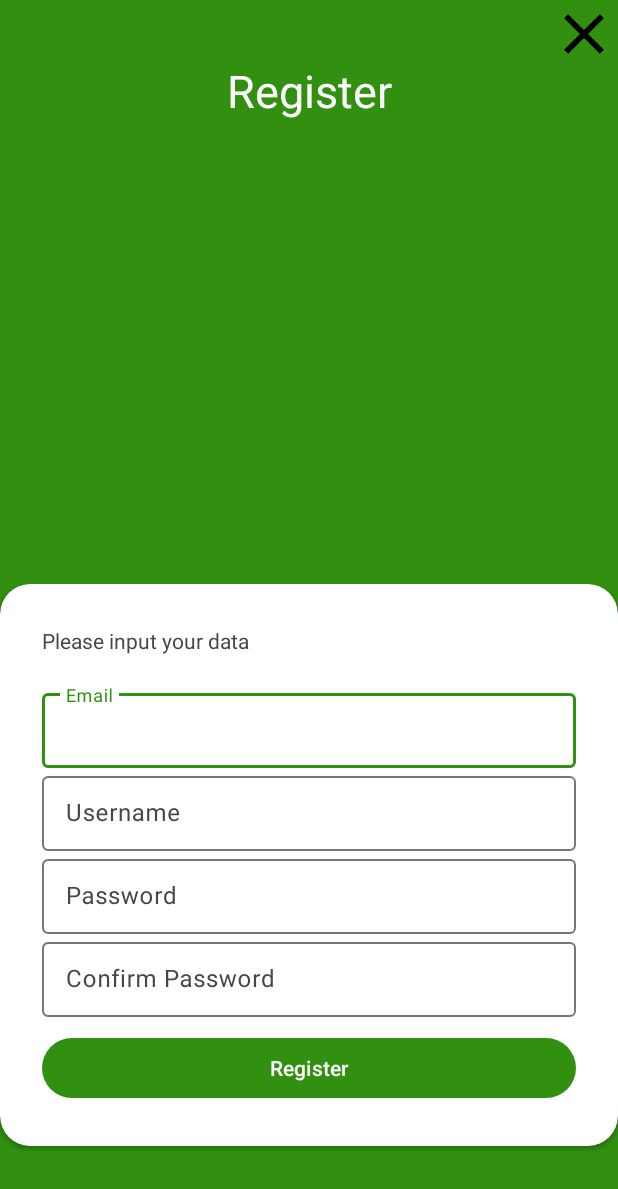
After one commit to RoeRL/WhereTheMoneyApp, an Android app: the RegisterActivity screen opened directly, with no data from a screen before it, on a phone screen of 412 x 824 dp. The commit adds this screen. Shown: the top 1189 px of the screen. Run offline under Robolectric (Android 15) with nearby library versions, the phone set to English and light mode, and no system bars; our stand-ins replace Firebase (no records; nobody signed in at launch, a user with empty details on screens opened directly).

Commit message:
[RR] Register Implement to Firebase

```diff
--- /dev/null
+++ b/app/src/main/java/com/example/wheremymoneyappkotlin/RegisterActivity.kt
@@ -0,0 +1,75 @@
+package com.example.wheremymoneyappkotlin
+
+import android.content.Intent
+import androidx.appcompat.app.AppCompatActivity
+import android.os.Bundle
+import android.widget.Button
+import android.widget.EditText
+import android.widget.ImageButton
+import com.google.firebase.database.FirebaseDatabase
+
+class RegisterActivity : AppCompatActivity() {
+    private lateinit var database: FirebaseDatabase
+    override fun onCreate(savedInstanceState: Bundle?) {
+        super.onCreate(savedInstanceState)
+        setContentView(R.layout.activity_register)
+
+        val closeButton: ImageButton
+        closeButton = findViewById(R.id.closeButton)
+
+        database = FirebaseDatabase.getInstance()
+
+        val m_registerButton = findViewById<Button>(R.id.registerButton)
+        val m_emailLayout = findViewById<com.google.android.material.textfield.TextInputLayout>(R.id.registEmailLayout)
+        val m_usernameLayout = findViewById<com.google.android.material.textfield.TextInputLayout>(R.id.registUsernameLayout)
+        val m_passwordLayout = findViewById<com.google.android.material.textfield.TextInputLayout>(R.id.registPasswordLayout)
+        val m_confirmPasswordLayout = findViewById<com.google.android.material.textfield.TextInputLayout>(R.id.registConfirmPasswordLayout)
+
+
+        closeButton.setOnClickListener {
+            finish()
+        }
+
+        m_registerButton.setOnClickListener {
+            val emailForm = findViewById<com.google.android.material.textfield.TextInputEditText>(R.id.registEmail).text.toString()
+            val usernameForm = findViewById<com.google.android.material.textfield.TextInputEditText>(R.id.registUsername).text.toString()
+            val passForm = findViewById<com.google.android.material.textfield.TextInputEditText>(R.id.registPassword).text.toString()
+            val confPassForm = findViewById<com.google.android.material.textfield.TextInputEditText>(R.id.registConfirmPassword).text.toString()
+
+            if (emailForm.isEmpty()) {
+                m_emailLayout.error = "Mohon Masukkan Email!"
+            }
+            if (usernameForm.isEmpty()) {
+                m_usernameLayout.error = "Mohon Masukkan Username"
+            }
+            if (passForm.isEmpty()) {
+                m_passwordLayout.error = "Mohon Masukkan Password"
+            }
+            if (confPassForm.isEmpty()) {
+                m_confirmPasswordLayout.error = "Mohon Confirmasi Password"
+            }
+            if (passForm != confPassForm){
+                m_passwordLayout.error = "Password Tidak Sama dengan confirmasi Password"
+                m_confirmPasswordLayout.error = "Password Tidak Sama dengan confirmasi Password"
+                return@setOnClickListener
+            }
+
+            if (emailForm.isNotEmpty() && usernameForm.isNotEmpty() && passForm.isNotEmpty() && confPassForm.isNotEmpty() && passForm == confPassForm){
+                submitToFirebase(emailForm, usernameForm, passForm)
+                val intent = Intent(this, LoginActivity::class.java)
+                startActivity(intent)
+            }
+
+        }
+    }
+
+    private fun submitToFirebase(email: String, username: String, password: String){
+        val databaseReference = database.reference.child("user_list")
+        val transactionId = databaseReference.push().key
+        val transactionData = hashMapOf("email" to email, "username" to username, "password" to password)
+
+        if (transactionId != null) {
+            databaseReference.child(transactionId).setValue(transactionData)
+        }
+    }
+}
--- /dev/null
+++ b/app/src/main/res/layout/activity_register.xml
@@ -0,0 +1,119 @@
+<?xml version="1.0" encoding="utf-8"?>
+<RelativeLayout xmlns:android="http://schemas.android.com/apk/res/android"
+    android:layout_width="match_parent"
+    android:layout_height="match_parent"
+    xmlns:app="http://schemas.android.com/apk/res-auto"
+    android:background="@color/myprimary">
+    <RelativeLayout
+        android:layout_width="match_parent"
+        android:layout_height="match_parent">
+        <ImageButton
+            android:layout_width="45dp"
+            android:layout_height="45dp"
+            android:background="@drawable/baseline_close_24"
+            android:layout_alignParentRight="true"
+            android:id="@+id/closeButton"/>
+        <LinearLayout
+            android:layout_width="match_parent"
+            android:layout_height="wrap_content"
+            android:orientation="vertical"
+            android:layout_marginTop="40dp">
+            <TextView
+                android:layout_width="match_parent"
+                android:layout_height="wrap_content"
+                android:text="Register"
+                android:textColor="@color/white"
+                android:textSize="30dp"
+                android:textAlignment="center"/>
+
+        </LinearLayout>
+        <androidx.cardview.widget.CardView
+            android:layout_width="match_parent"
+            android:layout_height="wrap_content"
+            android:layout_alignParentBottom="true"
+            app:cardCornerRadius="20dp"
+            android:layout_marginBottom="60dp">
+            <LinearLayout
+                android:layout_width="match_parent"
+                android:layout_height="wrap_content"
+                android:orientation="vertical"
+                android:layout_gravity="center"
+                android:padding="28dp">
+
+                <TextView
+                    android:layout_width="match_parent"
+                    android:layout_height="wrap_content"
+                    android:text="Please input your data"/>
+                <View
+                    android:layout_width="match_parent"
+                    android:layout_height="20dp"/>
+
+                <com.google.android.material.textfield.TextInputLayout
+                    android:id="@+id/registEmailLayout"
+                    android:layout_width="match_parent"
+                    android:layout_height="wrap_content">
+
+                    <com.google.android.material.textfield.TextInputEditText
+                        android:id="@+id/registEmail"
+                        android:hint="Email"
+                        android:layout_width="match_parent"
+                        android:layout_height="50dp"/>
+                </com.google.android.material.textfield.TextInputLayout>
+
+                <com.google.android.material.textfield.TextInputLayout
+                    android:id="@+id/registUsernameLayout"
+                    android:layout_width="match_parent"
+                    android:layout_height="wrap_content">
+
+                    <com.google.android.material.textfield.TextInputEditText
+                        android:id="@+id/registUsername"
+                        android:hint="Username"
+                        android:layout_width="match_parent"
+                        android:layout_height="50dp"/>
+
+
+                </com.google.android.material.textfield.TextInputLayout>
+
+                <com.google.android.material.textfield.TextInputLayout
+                    android:id="@+id/registPasswordLayout"
+                    android:layout_width="match_parent"
+                    android:layout_height="wrap_content">
+
+                    <com.google.android.material.textfield.TextInputEditText
+                        android:id="@+id/registPassword"
+                        android:hint="Password"
+                        android:layout_width="match_parent"
+                        android:layout_height="50dp"
+                        android:inputType="textPassword"/>
+
+                </com.google.android.material.textfield.TextInputLayout>
+
+                <com.google.android.material.textfield.TextInputLayout
+                    android:id="@+id/registConfirmPasswordLayout"
+                    android:layout_width="match_parent"
+                    android:layout_height="wrap_content">
+
+                    <com.google.android.material.textfield.TextInputEditText
+                        android:id="@+id/registConfirmPassword"
+                        android:hint="Confirm Password"
+                        android:layout_width="match_parent"
+                        android:layout_height="50dp"
+                        android:inputType="textPassword"/>
+
+                </com.google.android.material.textfield.TextInputLayout>
+
+
+                <Button
+                    android:id="@+id/registerButton"
+                    android:layout_marginTop="10dp"
+                    android:layout_width="match_parent"
+                    android:layout_height="wrap_content"
+                    android:text="Register"/>
+
+            </LinearLayout>
+        </androidx.cardview.widget.CardView>
+
+
+    </RelativeLayout>
+
+</RelativeLayout>
```
Also changed, not shown: app/src/main/AndroidManifest.xml (+7 -1 lines), app/src/main/java/com/example/wheremymoneyappkotlin/LoginActivity.kt (+9 -24 lines), app/src/main/res/layout/activity_login.xml (renamed from app/src/main/res/layout/login_design.xml, +5 -4 lines), app/src/main/res/layout/register.xml (deleted, +0 -84 lines).
